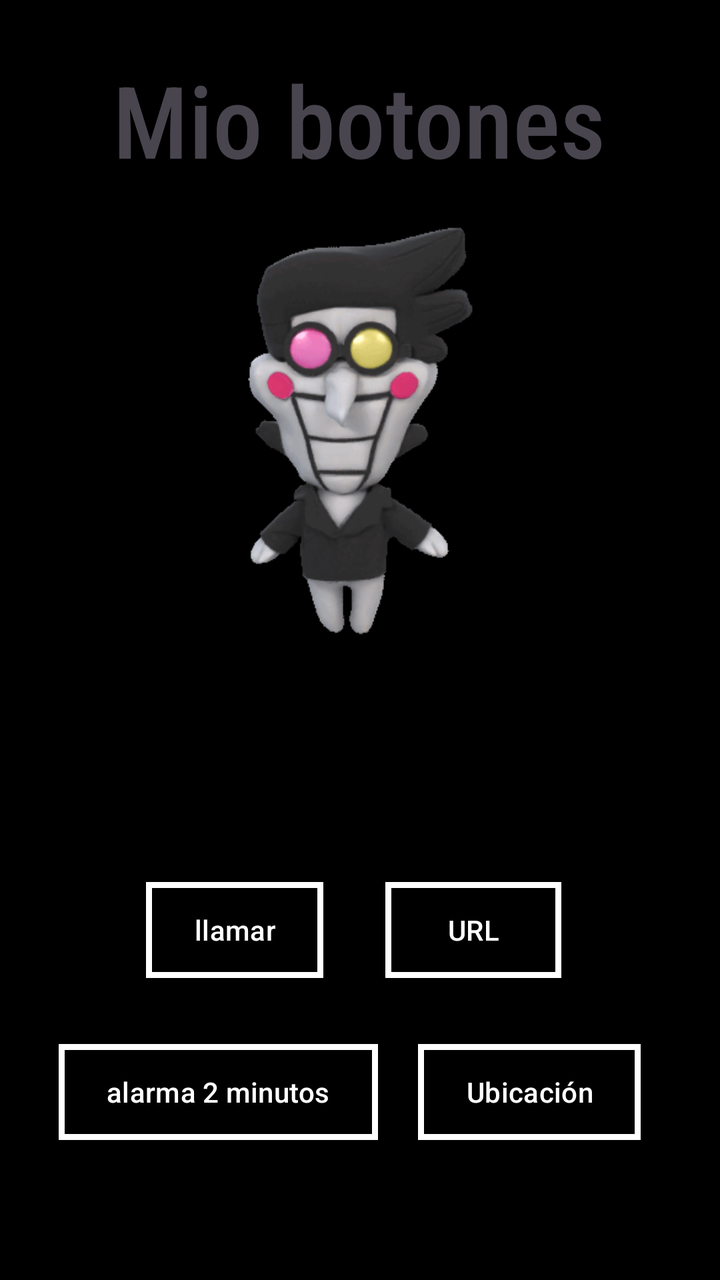
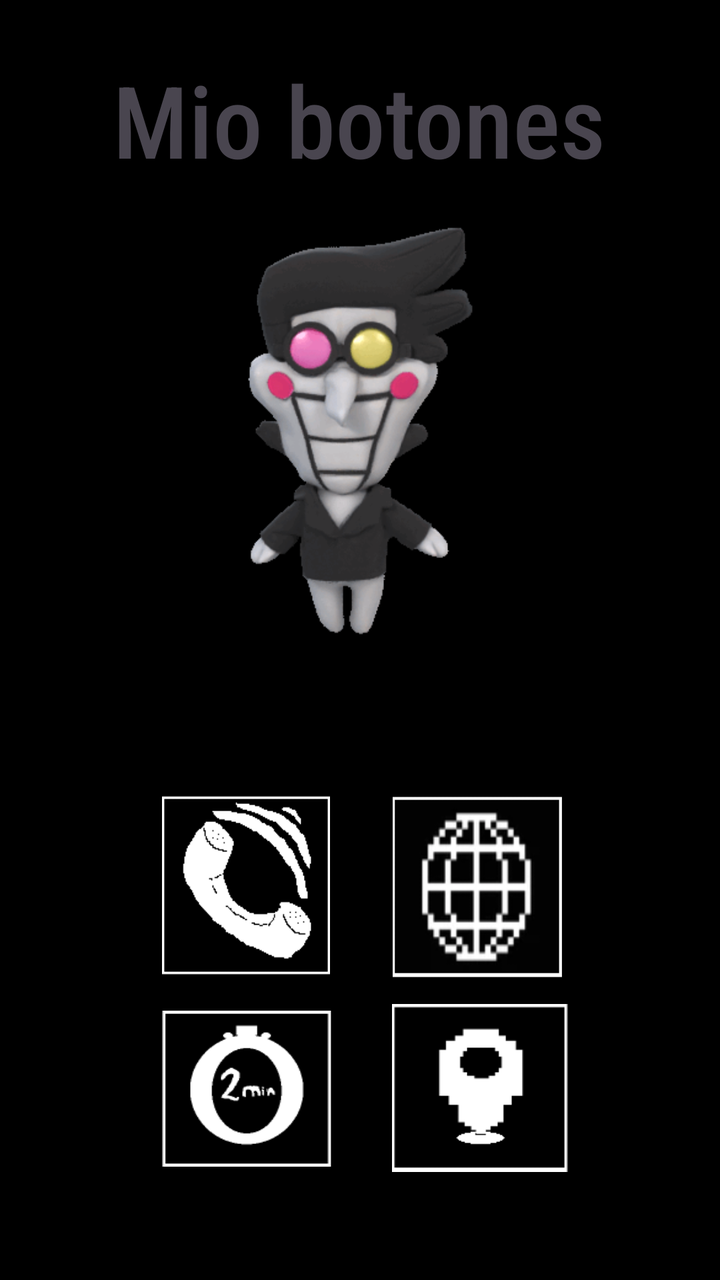

Two renders of the same Android screen: before a commit and after it. Below are the layout's source before the change and the commit's diff.
<!-- AndroidManifest.xml: application theme Theme.AplicacionCon4Botones -->
<!-- res/layout/activity_main.xml -->
<?xml version="1.0" encoding="utf-8"?>
<androidx.constraintlayout.widget.ConstraintLayout xmlns:android="http://schemas.android.com/apk/res/android"
    xmlns:app="http://schemas.android.com/apk/res-auto"
    xmlns:tools="http://schemas.android.com/tools"
    android:id="@+id/main"
    android:background="@color/negro"
    android:layout_width="match_parent"
    android:layout_height="match_parent"
    tools:context=".Activity">


    <TextView
        android:id="@+id/textView"
        android:layout_width="wrap_content"
        android:layout_height="wrap_content"
        android:text="@string/mio_botones"
        app:layout_constraintBottom_toBottomOf="parent"
        app:layout_constraintEnd_toEndOf="parent"
        app:layout_constraintHorizontal_bias="0.498"
        app:layout_constraintStart_toStartOf="parent"
        app:layout_constraintTop_toTopOf="parent"
        android:fontFamily="sans-serif-condensed-medium"
        android:textSize="50dp"
        app:layout_constraintVertical_bias="0.046" />

    <ImageView
        android:id="@+id/imageView"
        android:layout_width="315dp"
        android:layout_height="447dp"
        android:contentDescription="@string/big_shot"
        app:layout_constraintBottom_toBottomOf="parent"
        app:layout_constraintEnd_toEndOf="parent"
        app:layout_constraintStart_toStartOf="parent"
        app:layout_constraintTop_toTopOf="parent"
        app:layout_constraintVertical_bias="0.0"
        app:srcCompat="@drawable/spamtom" />

    <Button
        android:id="@+id/callButton"
        android:layout_width="wrap_content"
        android:layout_height="wrap_content"
        android:text="@string/llamar"
        app:layout_constraintBottom_toBottomOf="parent"
        android:background="@drawable/estilos"
        app:backgroundTint="@null"
        app:layout_constraintEnd_toEndOf="parent"
        app:layout_constraintHorizontal_bias="0.269"
        app:layout_constraintStart_toStartOf="parent"
        app:layout_constraintTop_toTopOf="parent"
        app:layout_constraintVertical_bias="0.745" />

    <Button
        android:id="@+id/URLbutton"
        android:layout_width="wrap_content"
        android:layout_height="wrap_content"
        android:text="@string/URL"
        app:layout_constraintBottom_toBottomOf="parent"
        android:background="@drawable/estilos"
        app:backgroundTint="@null"
        app:layout_constraintEnd_toEndOf="parent"
        app:layout_constraintHorizontal_bias="0.708"
        app:layout_constraintStart_toStartOf="parent"
        app:layout_constraintTop_toTopOf="parent"
        app:layout_constraintVertical_bias="0.745" />

    <Button
        android:id="@+id/alarmButton"
        android:layout_width="wrap_content"
        android:layout_height="wrap_content"
        android:text="@string/alarma_2_minutos"
        app:layout_constraintBottom_toBottomOf="parent"
        android:background="@drawable/estilos"
        app:backgroundTint="@null"
        app:layout_constraintEnd_toEndOf="parent"
        app:layout_constraintHorizontal_bias="0.146"
        app:layout_constraintStart_toStartOf="parent"
        app:layout_constraintTop_toTopOf="parent"
        app:layout_constraintVertical_bias="0.882" />

    <Button
        android:id="@+id/ubicationButton"
        android:layout_width="wrap_content"
        android:layout_height="wrap_content"
        android:text="@string/ubicaci_n"
        app:layout_constraintBottom_toBottomOf="parent"
        android:background="@drawable/estilos"
        app:backgroundTint="@null"
        app:layout_constraintEnd_toEndOf="parent"
        app:layout_constraintHorizontal_bias="0.84"
        app:layout_constraintStart_toStartOf="parent"
        app:layout_constraintTop_toTopOf="parent"
        app:layout_constraintVertical_bias="0.882" />


</androidx.constraintlayout.widget.ConstraintLayout>
<!-- resources referenced by this layout -->
<resources>
  <color name="negro">#000000</color>
  <!-- drawable estilos (drawable) -->
  <?xml version="1.0" encoding="utf-8"?>
  <shape xmlns:android="http://schemas.android.com/apk/res/android">
      <stroke
          android:color="@color/blanco"
          android:width="3dp"
          />
      <solid android:color="@color/negro"/>
      <corners android:radius="0dp" />
  
  </shape>
  <!-- drawable spamtom: gif bitmap (drawable, 568901 bytes) -->
  <string name="URL">URL</string>
  <string name="alarma_2_minutos">alarma 2 minutos</string>
  <string name="big_shot">Big Shot</string>
  <string name="llamar">llamar</string>
  <string name="mio_botones">Mio botones</string>
  <string name="ubicaci_n">Ubicación</string>
  <style name="Theme.AplicacionCon4Botones" parent="Base.Theme.AplicacionCon4Botones" />
  <color name="blanco">#FFFFFF</color>
  <style name="Base.Theme.AplicacionCon4Botones" parent="Theme.Material3.DayNight.NoActionBar">
          
          
      </style>
</resources>

<!-- the commit's change to res/layout/activity_main.xml (unified diff, before → after) -->
@@ -37,59 +37,60 @@
 
     <Button
         android:id="@+id/callButton"
-        android:layout_width="wrap_content"
-        android:layout_height="wrap_content"
+        android:layout_width="84dp"
+        android:layout_height="90dp"
+        android:width="20dp"
+        android:background="@drawable/call_icon"
         android:text="@string/llamar"
+        app:backgroundTint="@null"
         app:layout_constraintBottom_toBottomOf="parent"
-        android:background="@drawable/estilos"
-        app:backgroundTint="@null"
         app:layout_constraintEnd_toEndOf="parent"
-        app:layout_constraintHorizontal_bias="0.269"
+        app:layout_constraintHorizontal_bias="0.293"
         app:layout_constraintStart_toStartOf="parent"
         app:layout_constraintTop_toTopOf="parent"
-        app:layout_constraintVertical_bias="0.745" />
+        app:layout_constraintVertical_bias="0.723" />
 
     <Button
         android:id="@+id/URLbutton"
-        android:layout_width="wrap_content"
-        android:layout_height="wrap_content"
+        android:layout_width="85dp"
+        android:layout_height="91dp"
+        android:background="@drawable/url_icon"
         android:text="@string/URL"
+        app:backgroundTint="@null"
         app:layout_constraintBottom_toBottomOf="parent"
-        android:background="@drawable/estilos"
-        app:backgroundTint="@null"
         app:layout_constraintEnd_toEndOf="parent"
-        app:layout_constraintHorizontal_bias="0.708"
+        app:layout_constraintHorizontal_bias="0.714"
         app:layout_constraintStart_toStartOf="parent"
         app:layout_constraintTop_toTopOf="parent"
-        app:layout_constraintVertical_bias="0.745" />
+        app:layout_constraintVertical_bias="0.725" />
 
     <Button
         android:id="@+id/alarmButton"
-        android:layout_width="wrap_content"
-        android:layout_height="wrap_content"
+        android:layout_width="85dp"
+        android:layout_height="78dp"
+        android:background="@drawable/alarm_icon"
         android:text="@string/alarma_2_minutos"
+        app:backgroundTint="@null"
         app:layout_constraintBottom_toBottomOf="parent"
-        android:background="@drawable/estilos"
-        app:backgroundTint="@null"
         app:layout_constraintEnd_toEndOf="parent"
-        app:layout_constraintHorizontal_bias="0.146"
+        app:layout_constraintHorizontal_bias="0.294"
         app:layout_constraintStart_toStartOf="parent"
         app:layout_constraintTop_toTopOf="parent"
-        app:layout_constraintVertical_bias="0.882" />
+        app:layout_constraintVertical_bias="0.899" />
 
     <Button
         android:id="@+id/ubicationButton"
-        android:layout_width="wrap_content"
-        android:layout_height="wrap_content"
+        android:layout_width="88dp"
+        android:layout_height="84dp"
+        android:background="@drawable/pin_icon"
         android:text="@string/ubicaci_n"
+        app:backgroundTint="@null"
         app:layout_constraintBottom_toBottomOf="parent"
-        android:background="@drawable/estilos"
-        app:backgroundTint="@null"
         app:layout_constraintEnd_toEndOf="parent"
-        app:layout_constraintHorizontal_bias="0.84"
+        app:layout_constraintHorizontal_bias="0.72"
         app:layout_constraintStart_toStartOf="parent"
         app:layout_constraintTop_toTopOf="parent"
-        app:layout_constraintVertical_bias="0.882" />
+        app:layout_constraintVertical_bias="0.903" />
 
 
 </androidx.constraintlayout.widget.ConstraintLayout>
<!-- resource entries referenced after the edit -->
@@ -1,26 +1,18 @@
 <!-- resources referenced by this layout -->
 <resources>
   <color name="negro">#000000</color>
-  <!-- drawable estilos (drawable) -->
-  <?xml version="1.0" encoding="utf-8"?>
-  <shape xmlns:android="http://schemas.android.com/apk/res/android">
-      <stroke
-          android:color="@color/blanco"
-          android:width="3dp"
-          />
-      <solid android:color="@color/negro"/>
-      <corners android:radius="0dp" />
-  
-  </shape>
+  <!-- drawable alarm_icon: png bitmap (drawable, 2067 bytes) -->
+  <!-- drawable call_icon: png bitmap (drawable, 2116 bytes) -->
+  <!-- drawable pin_icon: png bitmap (drawable, 1410 bytes) -->
   <!-- drawable spamtom: gif bitmap (drawable, 568901 bytes) -->
-  <string name="URL">URL</string>
-  <string name="alarma_2_minutos">alarma 2 minutos</string>
+  <!-- drawable url_icon: png bitmap (drawable, 18955 bytes) -->
+  <string name="URL"> </string>
+  <string name="alarma_2_minutos"> </string>
   <string name="big_shot">Big Shot</string>
-  <string name="llamar">llamar</string>
+  <string name="llamar"> </string>
   <string name="mio_botones">Mio botones</string>
-  <string name="ubicaci_n">Ubicación</string>
+  <string name="ubicaci_n"> </string>
   <style name="Theme.AplicacionCon4Botones" parent="Base.Theme.AplicacionCon4Botones" />
-  <color name="blanco">#FFFFFF</color>
   <style name="Base.Theme.AplicacionCon4Botones" parent="Theme.Material3.DayNight.NoActionBar">
           
           
